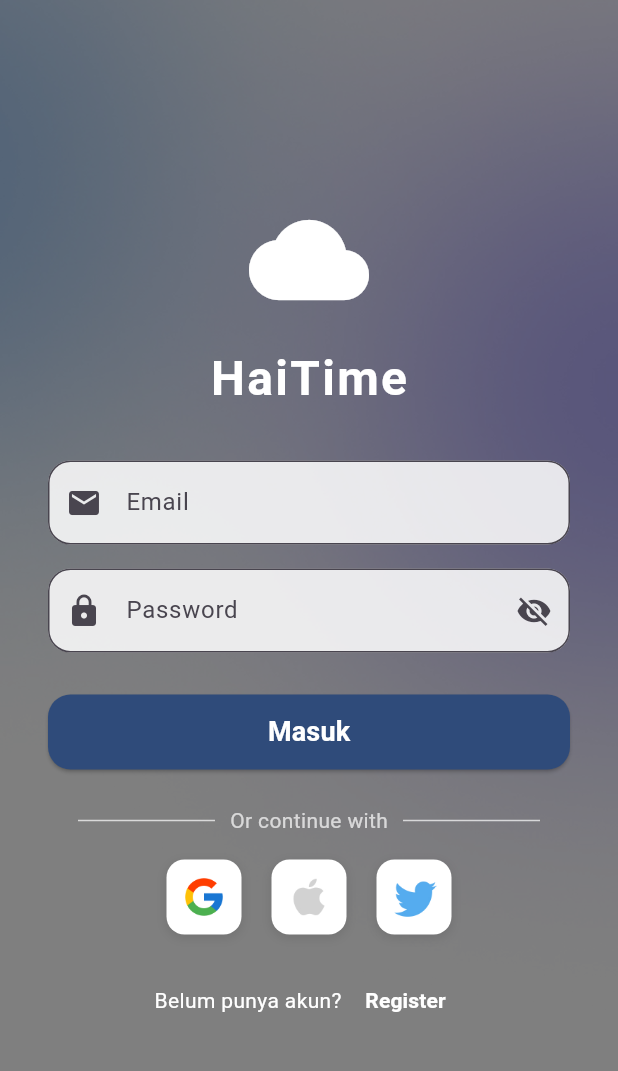
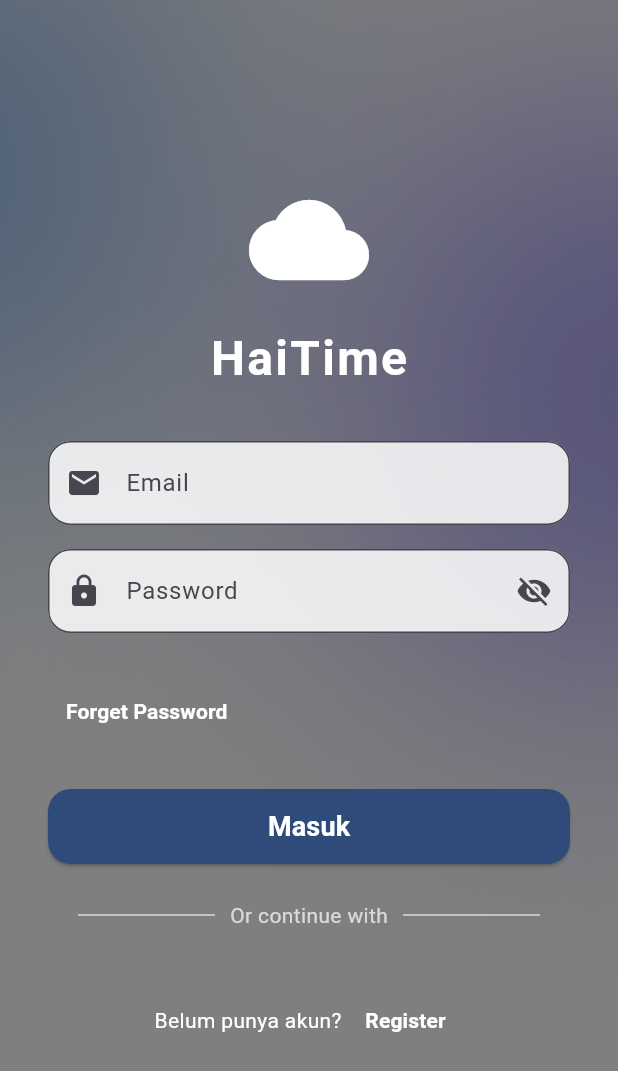
Before and after one commit to HaidarAliFakhri/Hai_Time_APP, a Flutter app: the screen it shows after launch, on a phone screen of 412 x 824 dp. Shown: the top 1071 px of the screen. Run offline on Flutter 3.47's test engine with Material 3 defaults, Android fonts, the phone set to English and light mode, and no system bars; our stand-ins replace audioplayers, flutter_local_notifications, geocoding, geolocator, image_picker, ionicons and 3 more; missing offline and left inert: android_alarm_manager_plus; accounts and stored records are empty.

Commit message:
Add 'Forget Password' button and comment social media buttons
Added a 'Forget Password' button to the login page and commented out the social media buttons.

```diff
--- a/lib/page/login_page.dart
+++ b/lib/page/login_page.dart
@@ -172,6 +172,29 @@ class _LoginPageState extends State<LoginPage> {
 
                     const SizedBox(height: 28),
 
+                    Row(
+                      mainAxisAlignment: MainAxisAlignment.start,
+                      children: [
+                        TextButton(
+                          onPressed: () {
+                            Navigator.push(
+                              context,
+                              MaterialPageRoute(
+                                builder: (context) => const LupaPassword(),
+                              ),
+                            );
+                          },
+                          child: const Text(
+                            "Forget Password",
+                            style: TextStyle(
+                              color: Colors.white,
+                              fontWeight: FontWeight.bold,
+                            ),
+                          ),
+                        ),
+                      ],
+                    ),
+                    const SizedBox(height: 28),
                     // Tombol Login
                     SizedBox(
                       width: double.infinity,
@@ -225,16 +248,16 @@ class _LoginPageState extends State<LoginPage> {
                     const SizedBox(height: 16),
 
                     // Tombol Sosial Media
-                    Row(
-                      mainAxisAlignment: MainAxisAlignment.center,
-                      children: [
-                        _socialButton("assets/images/icon/google.jpg"),
-                        const SizedBox(width: 20),
-                        _socialButton("assets/images/icon/apple.jpg"),
-                        const SizedBox(width: 20),
-                        _socialButton("assets/images/icon/twitter.jpg"),
-                      ],
-                    ),
+                    // Row(
+                    //   mainAxisAlignment: MainAxisAlignment.center,
+                    //   children: [
+                    //     _socialButton("assets/images/icon/google.jpg"),
+                    //     const SizedBox(width: 20),
+                    //     _socialButton("assets/images/icon/apple.jpg"),
+                    //     const SizedBox(width: 20),
+                    //     _socialButton("assets/images/icon/twitter.jpg"),
+                    //   ],
+                    // ),
 
                     const SizedBox(height: 20),
 
@@ -277,20 +300,20 @@ class _LoginPageState extends State<LoginPage> {
 }
 
 // Tombol sosial media
-Widget _socialButton(String assetPath) {
-  return Container(
-    padding: const EdgeInsets.all(10),
-    decoration: BoxDecoration(
-      color: Colors.white,
-      borderRadius: BorderRadius.circular(12),
-      boxShadow: [
-        BoxShadow(
-          color: Colors.black.withOpacity(0.1),
-          blurRadius: 5,
-          offset: const Offset(0, 2),
-        ),
-      ],
-    ),
-    child: Image.asset(assetPath, width: 30, height: 30),
-  );
-}
+// Widget _socialButton(String assetPath) {
+//   return Container(
+//     padding: const EdgeInsets.all(10),
+//     decoration: BoxDecoration(
+//       color: Colors.white,
+//       borderRadius: BorderRadius.circular(12),
+//       boxShadow: [
+//         BoxShadow(
+//           color: Colors.black.withOpacity(0.1),
+//           blurRadius: 5,
+//           offset: const Offset(0, 2),
+//         ),
+//       ],
+//     ),
+//     child: Image.asset(assetPath, width: 30, height: 30),
+//   );
+// }
```
